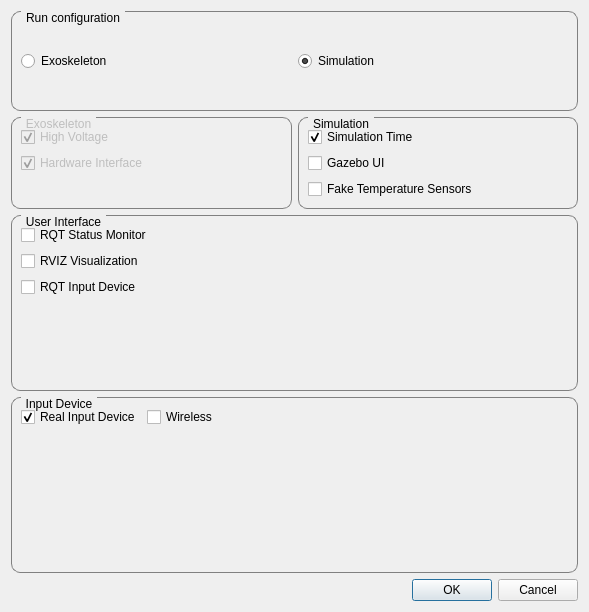
Qt form march_rqt_launch_menu/resource/launch_menu.ui (project-march/march-iv) before a commit.
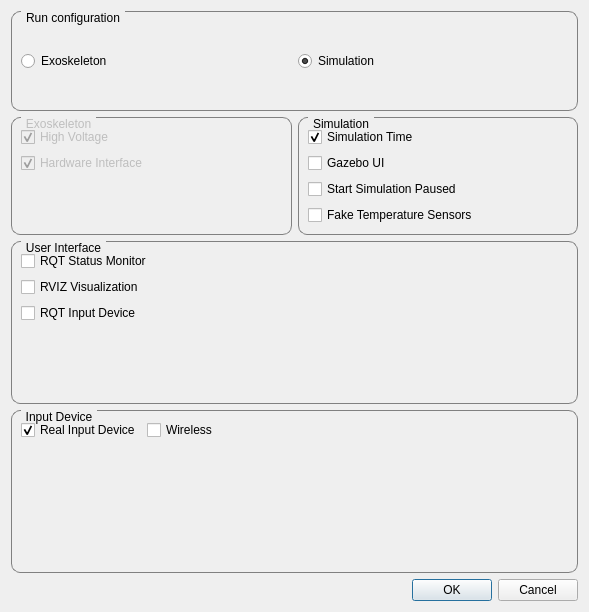
The same form after that commit.

Commit message: Initial commit. Changed rqt_launch menu GUI and changed launch_sm.py to process the value of the checkbox to the simulation launch file

The edit to the form file:
```diff
--- a/march_rqt_launch_menu/resource/launch_menu.ui
+++ b/march_rqt_launch_menu/resource/launch_menu.ui
@@ -230,6 +230,19 @@
             </property>
            </widget>
           </item>
+          <item row="2" column="0">
+           <widget class="QCheckBox" name="PausedStartCheckbox">
+            <property name="toolTip">
+             <string>Starts the simulation paused. Pausing/unpausing can also be done from the command line and in the GUI</string>
+            </property>
+            <property name="statusTip">
+             <string>/simulation/paused</string>
+            </property>
+            <property name="text">
+             <string>Start Simulation Paused</string>
+            </property>
+           </widget>
+          </item>
          </layout>
         </widget>
        </item>
```
Left out of the diff: 2 changed lines with no effect on the pictures. The commit also changes 1 other file.
